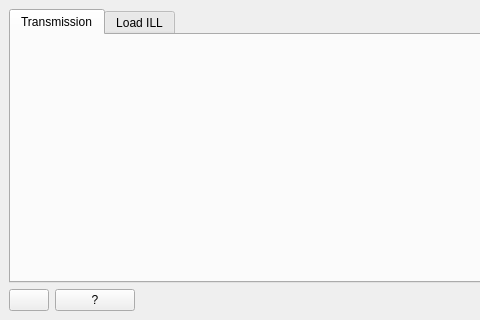
Qt form qt/scientific_interfaces/Indirect/IndirectTools.ui (mantidproject/mantid) before a commit; both pictures show x 0 to 480 and y 0 to 320 of the 800 by 320 pixel window.
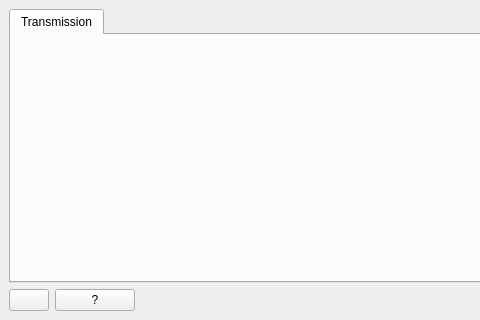
The same form after that commit.

Commit message: Remove LoadILL tab from interface

Patch:
```diff
--- a/qt/scientific_interfaces/Indirect/IndirectTools.ui
+++ b/qt/scientific_interfaces/Indirect/IndirectTools.ui
@@ -31,11 +31,6 @@
         <string>Transmission</string>
        </attribute>
       </widget>
-      <widget class="QWidget" name="tabLoadILL">
-       <attribute name="title">
-        <string>Load ILL</string>
-       </attribute>
-      </widget>
      </widget>
     </item>
     <item>
```
The commit also changes 1 other file.
